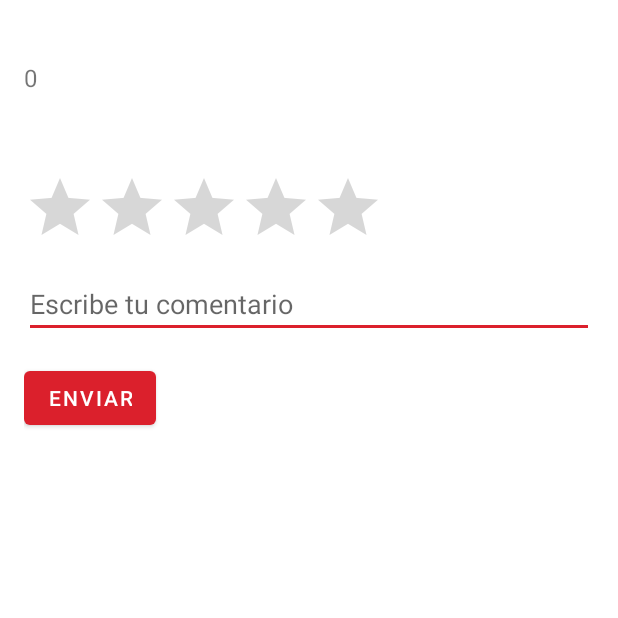
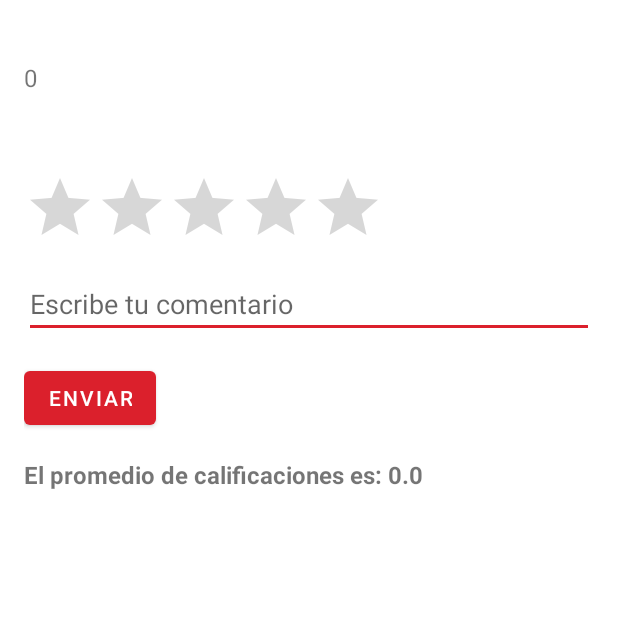
Before and after one commit to BrauuHdzM/ProyectoMovilesPeliculas, an Android app: the InfoPelicula screen opened directly, with no data from a screen before it, on a phone screen of 412 x 824 dp, the top half of it. Run offline under Robolectric (Android 15) with nearby library versions, the phone set to English and light mode, and no system bars; our stand-ins replace Firebase (no records; nobody signed in at launch, a user with empty details on screens opened directly).

Commit message:
Ya se ve el promedio de calificaciones y comentarios de los demás

```diff
--- a/app/src/main/java/com/example/proyectopeliculas/InfoPelicula.kt
+++ b/app/src/main/java/com/example/proyectopeliculas/InfoPelicula.kt
@@ -6,12 +6,15 @@ import android.widget.Button
 import android.widget.EditText
 import android.widget.RatingBar
 import android.widget.TextView
+import androidx.recyclerview.widget.LinearLayoutManager
+import androidx.recyclerview.widget.RecyclerView
 import com.google.firebase.firestore.FirebaseFirestore
 
 class InfoPelicula : AppCompatActivity() {
     private lateinit var ratingBar: RatingBar
     private lateinit var comentarioEditText: EditText
     private lateinit var enviarButton: Button
+    private lateinit var comentariosAdapter: ComentariosAdapter
     private val db = FirebaseFirestore.getInstance()
 
     override fun onCreate(savedInstanceState: Bundle?) {
@@ -29,6 +32,7 @@ class InfoPelicula : AppCompatActivity() {
         val anoTextView = findViewById<TextView>(R.id.anoTextView)
         val actoresTextView = findViewById<TextView>(R.id.actoresTextView)
         val descripcionTextView = findViewById<TextView>(R.id.descripcionTextView)
+        val promedioCalificacionesTextView = findViewById<TextView>(R.id.promedioCalificacionesTextView)
 
         ratingBar = findViewById(R.id.ratingBar1)
         comentarioEditText = findViewById(R.id.comentarioEditText1)
@@ -50,9 +54,12 @@ class InfoPelicula : AppCompatActivity() {
                 // Mostrar mensaje de error o realizar alguna acción adicional
             }
         }
+
+        mostrarPromedioCalificaciones(idPelicula)
+        obtenerComentariosDesdeFirestore(idPelicula)
     }
 
-    private fun guardarCalificacion(idPelicula: String?, idUsuario:String?, calificacion: Double, comentario: String) {
+    private fun guardarCalificacion(idPelicula: String?, idUsuario: String?, calificacion: Double, comentario: String) {
         val calificacionData = hashMapOf(
             "id_pelicula" to idPelicula,
             "id_usuario" to idUsuario,
@@ -70,4 +77,60 @@ class InfoPelicula : AppCompatActivity() {
                 // Manejar el error al guardar la calificación
             }
     }
+
+    private fun mostrarPromedioCalificaciones(idPelicula: String?) {
+        db.collection("Calificaciones")
+            .whereEqualTo("id_pelicula", idPelicula)
+            .get()
+            .addOnSuccessListener { querySnapshot ->
+                var totalCalificaciones = 0
+                var sumaCalificaciones = 0.0
+
+                for (document in querySnapshot) {
+                    val puntuacion = document.getDouble("puntuacion") ?: 0.0
+                    totalCalificaciones++
+                    sumaCalificaciones += puntuacion
+                }
+
+                val promedioCalificaciones = if (totalCalificaciones > 0) {
+                    sumaCalificaciones / totalCalificaciones
+                } else {
+                    0.0
+                }
+
+                // Mostrar el promedio de las calificaciones en la interfaz de usuario
+                val promedioCalificacionesTextView = findViewById<TextView>(R.id.promedioCalificacionesTextView)
+                promedioCalificacionesTextView.text = "El promedio de calificaciones es: ${String.format("%.1f", promedioCalificaciones)}"
+
+            }
+            .addOnFailureListener { exception ->
+                // Manejar el error al obtener las calificaciones desde Firestore
+            }
+    }
+
+    private fun obtenerComentariosDesdeFirestore(idPelicula: String?) {
+        db.collection("Calificaciones")
+            .whereEqualTo("id_pelicula", idPelicula)
+            .get()
+            .addOnSuccessListener { querySnapshot ->
+                val comentariosList: MutableList<Comentario> = mutableListOf()
+
+                for (document in querySnapshot) {
+                    val idUsuario = document.getString("id_usuario") ?: ""
+                    val puntuacion = document.getDouble("puntuacion") ?: 0.0
+                    val opinion = document.getString("opinion") ?: ""
+
+                    val comentario = Comentario(idUsuario, puntuacion, opinion)
+                    comentariosList.add(comentario)
+                }
+
+                val comentariosRecyclerView = findViewById<RecyclerView>(R.id.comentariosRecyclerView)
+                comentariosAdapter = ComentariosAdapter(comentariosList)
+                comentariosRecyclerView.layoutManager = LinearLayoutManager(this)
+                comentariosRecyclerView.adapter = comentariosAdapter
+            }
+            .addOnFailureListener { exception ->
+                // Manejar la falla en la obtención de los comentarios desde Firestore
+            }
+    }
 }
--- a/app/src/main/res/layout/activity_info_pelicula.xml
+++ b/app/src/main/res/layout/activity_info_pelicula.xml
@@ -44,24 +44,38 @@
             android:numStars="5"
             android:stepSize="1"
             android:rating="0.0"
-            android:layout_marginTop="8dp"
-            />
+            android:layout_marginTop="8dp" />
 
         <EditText
             android:id="@+id/comentarioEditText1"
             android:layout_width="match_parent"
             android:layout_height="wrap_content"
             android:hint="Escribe tu comentario"
-            android:layout_marginTop="8dp"
-            />
+            android:layout_marginTop="8dp" />
 
         <Button
             android:id="@+id/enviarButton"
             android:layout_width="wrap_content"
             android:layout_height="wrap_content"
             android:text="Enviar"
+            android:layout_marginTop="16dp" />
+
+        <TextView
+            android:id="@+id/promedioCalificacionesTextView"
+            android:layout_width="wrap_content"
+            android:layout_height="wrap_content"
+            android:textSize="16sp"
+            android:textStyle="bold"
+            android:layout_marginTop="16dp" />
+
+        <androidx.recyclerview.widget.RecyclerView
+            android:id="@+id/comentariosRecyclerView"
+            android:layout_width="match_parent"
+            android:layout_height="0dp"
             android:layout_marginTop="16dp"
-            />
+            android:layout_weight="1" />
+
+
 
 
     </LinearLayout>
```
Also changed, not shown: app/src/main/java/com/example/proyectopeliculas/Comentario.kt (added, +7 -0 lines), app/src/main/java/com/example/proyectopeliculas/ComentariosAdapter.kt (added, +41 -0 lines), app/src/main/res/layout/fila_comentario.xml (added, +23 -0 lines).
